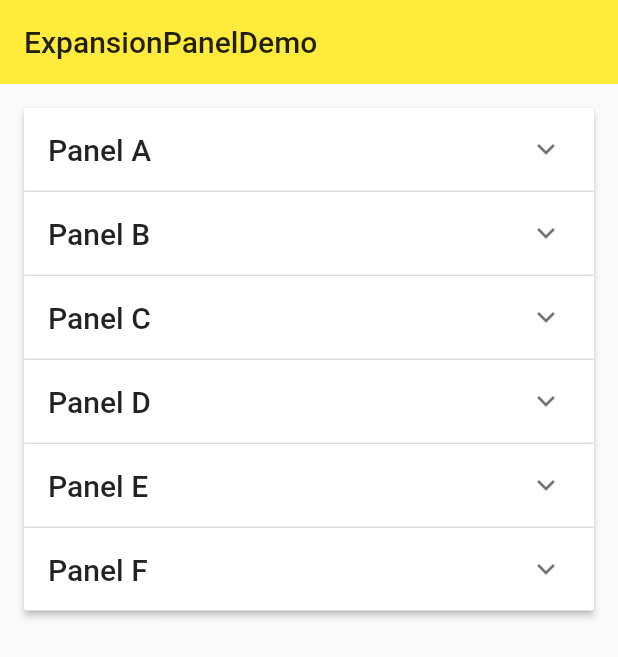
After one commit to tony-zxw/flutter_domo, a Flutter app: the ExpansionPanelDemo screen opened directly, on a phone screen of 412 x 824 dp. The commit adds this screen. Shown: the top 657 px of the screen. Run offline on Flutter 3.47's test engine with Material 2 defaults, Android fonts, the phone set to English and light mode, and no system bars.

Commit message:
expansion_panel

```diff
--- /dev/null
+++ b/lib/demo/expansion_panel_demo.dart
@@ -0,0 +1,137 @@
+import 'package:flutter/material.dart';
+
+class ExpansionPanelDemo extends StatefulWidget {
+  @override
+  _ExpansionPanelDemoState createState() => _ExpansionPanelDemoState();
+}
+
+class _ExpansionPanelDemoState extends State<ExpansionPanelDemo> {
+  bool _isExpanded = false;
+  List<bool> _isExpandeds = [false, false, false, false, false, false];
+
+  @override
+  Widget build(BuildContext context) {
+    return Scaffold(
+      appBar: AppBar(
+        title: Text('ExpansionPanelDemo'),
+        elevation: 0.0,
+      ),
+      body: Container(
+        padding: EdgeInsets.all(16.0),
+        child: ListView(// Column(
+          // mainAxisAlignment: MainAxisAlignment.center,
+          children: <Widget>[
+            Row(
+              mainAxisAlignment: MainAxisAlignment.center,
+              children: <Widget>[],
+            ),
+            ExpansionPanelList(
+              expansionCallback: (int panelIndex, bool isExpanded) {
+                // print(panelIndex);
+                // print(isExpanded);
+                setState(() {
+                  // for (int i = 0; i < _isExpandeds.length; i++) {
+                  //   _isExpandeds[i] = false;
+                  // }
+                  _isExpandeds[panelIndex] = !isExpanded;
+                });
+              },
+              children: [
+                ExpansionPanel(
+                  headerBuilder: (BuildContext context, bool isExpanded) {
+                    return Container(
+                      padding: EdgeInsets.all(16.0),
+                      child: Text('Panel A',
+                          style: Theme.of(context).textTheme.title),
+                    );
+                  },
+                  body: Container(
+                    padding: EdgeInsets.all(16.0),
+                    width: double.infinity,
+                    child: Text('Content for Panel A.'),
+                  ),
+                  isExpanded: _isExpandeds[0],
+                ),
+                ExpansionPanel(
+                  headerBuilder: (BuildContext context, bool isExpanded) {
+                    return Container(
+                      padding: EdgeInsets.all(16.0),
+                      child: Text('Panel B',
+                          style: Theme.of(context).textTheme.title),
+                    );
+                  },
+                  body: Container(
+                    padding: EdgeInsets.all(16.0),
+                    width: double.infinity,
+                    child: Text('Content for Panel B.'),
+                  ),
+                  isExpanded: _isExpandeds[1],
+                ),
+                ExpansionPanel(
+                  headerBuilder: (BuildContext context, bool isExpanded) {
+                    return Container(
+                      padding: EdgeInsets.all(16.0),
+                      child: Text('Panel C',
+                          style: Theme.of(context).textTheme.title),
+                    );
+                  },
+                  body: Container(
+                    padding: EdgeInsets.all(16.0),
+                    width: double.infinity,
+                    child: Text('Content for Panel C.'),
+                  ),
+                  isExpanded: _isExpandeds[2],
+                ),
+                ExpansionPanel(
+                  headerBuilder: (BuildContext context, bool isExpanded) {
+                    return Container(
+                      padding: EdgeInsets.all(16.0),
+                      child: Text('Panel D',
+                          style: Theme.of(context).textTheme.title),
+                    );
+                  },
+                  body: Container(
+                    padding: EdgeInsets.all(16.0),
+                    width: double.infinity,
+                    child: Text('Content for Panel D.'),
+                  ),
+                  isExpanded: _isExpandeds[3],
+                ),
+                ExpansionPanel(
+                  headerBuilder: (BuildContext context, bool isExpanded) {
+                    return Container(
+                      padding: EdgeInsets.all(16.0),
+                      child: Text('Panel E',
+                          style: Theme.of(context).textTheme.title),
+                    );
+                  },
+                  body: Container(
+                    padding: EdgeInsets.all(16.0),
+                    width: double.infinity,
+                    child: Text('Content for Panel E.'),
+                  ),
+                  isExpanded: _isExpandeds[4],
+                ),
+                ExpansionPanel(
+                  headerBuilder: (BuildContext context, bool isExpanded) {
+                    return Container(
+                      padding: EdgeInsets.all(16.0),
+                      child: Text('Panel F',
+                          style: Theme.of(context).textTheme.title),
+                    );
+                  },
+                  body: Container(
+                    padding: EdgeInsets.all(16.0),
+                    width: double.infinity,
+                    child: Text('Content for Panel F.'),
+                  ),
+                  isExpanded: _isExpandeds[5],
+                ),
+              ],
+            ),
+          ],
+        ),
+      ),
+    );
+  }
+}
--- a/lib/demo/material_components.dart
+++ b/lib/demo/material_components.dart
@@ -12,7 +12,7 @@ import './simple_dialog_demo.dart';
 import './alert_dialog_demo.dart';
 import './bottom_sheet_demo.dart';
 import './snack_bar_demo.dart';
-// import './expansion_panel_demo.dart';
+import './expansion_panel_demo.dart';
 // import './chip_demo.dart';
 // import './data_table_demo.dart';
 // import './paginated_data_table_demo.dart';
@@ -34,7 +34,7 @@ class MaterialComponents extends StatelessWidget {
           // ListItem(title: 'PaginatedDataTable', page: PaginatedDataTableDemo()),
           // ListItem(title: 'DataTable', page: DataTableDemo()),
           // ListItem(title: 'Chip', page: ChipDemo()),
-          // ListItem(title: 'ExpansionPanel', page: ExpansionPanelDemo()),
+          ListItem(title: 'ExpansionPanel', page: ExpansionPanelDemo()),
           ListItem(title: 'SnackBar', page: SnackBarDemo()),
           ListItem(title: 'BottomSheet', page: BottomSheetDemo()),
           ListItem(title: 'AlertDialog', page: AlertDialogDemo()),
```
